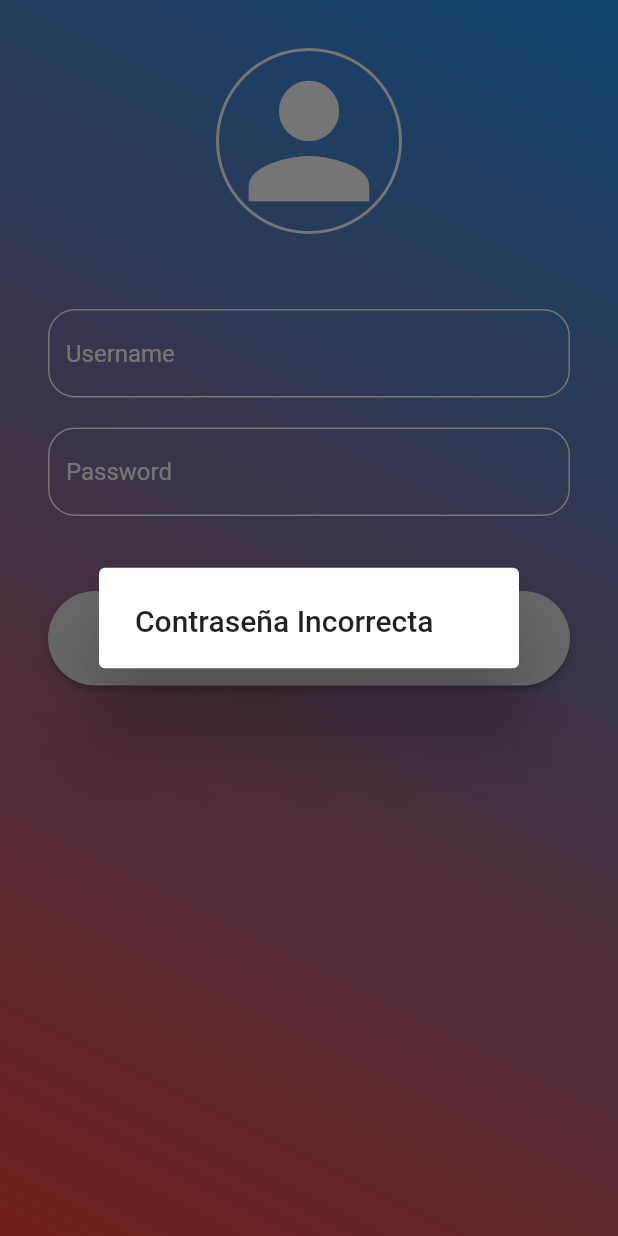
After one commit to camilamlz/AppPersonasRepo, a Flutter app: the LoginPage screen opened directly, after a tap on "Ingresar", on a phone screen of 412 x 824 dp. The commit adds this screen. Run offline on Flutter 3.47's test engine with Material 2 defaults, Android fonts, the phone set to English and light mode, and no system bars; missing offline and left inert: dart:ffi.

Commit message:
crear login

```diff
--- /dev/null
+++ b/lib/login_page.dart
@@ -0,0 +1,130 @@
+import 'package:flutter/material.dart';
+import 'package:app_personas/list.dart';
+
+class LoginPage extends StatefulWidget {
+  @override
+  State<LoginPage> createState() => _LoginPageState();
+}
+
+class _LoginPageState extends State<LoginPage> {
+  TextEditingController usernameController = TextEditingController();
+  TextEditingController passwordController = TextEditingController();
+
+  // String usu = '';
+  // String pass = '';
+
+  @override
+  Widget build(BuildContext context) {
+    return Container(
+      decoration: const BoxDecoration(
+          gradient: LinearGradient(
+        begin: Alignment.topRight,
+        end: Alignment.bottomLeft,
+        colors: [
+          Colors.blue,
+          Colors.red,
+        ],
+      )),
+      child: Scaffold(
+        backgroundColor: Colors.transparent,
+        body: SingleChildScrollView(child: _page()),
+      ),
+    );
+  }
+
+  Widget _page() {
+    return Padding(
+      padding: const EdgeInsets.all(32.0),
+      child: Column(
+        mainAxisAlignment: MainAxisAlignment.center,
+        children: [
+          _icon(),
+          const SizedBox(height: 50),
+          _inputField("Username", usernameController),
+          const SizedBox(height: 20),
+          _inputField("Password", passwordController, isPassword: true),
+          const SizedBox(height: 50),
+          _loginBtn(),
+          const SizedBox(height: 20),
+          // _extraText(),
+        ],
+      ),
+    );
+  }
+
+  Widget _icon() {
+    return Container(
+      decoration: BoxDecoration(
+          border: Border.all(color: Colors.white, width: 2),
+          shape: BoxShape.circle),
+      child: const Icon(Icons.person, color: Colors.white, size: 120),
+    );
+  }
+
+  Widget _inputField(String hintText, TextEditingController controller,
+      {isPassword = false}) {
+    var border = OutlineInputBorder(
+        borderRadius: BorderRadius.circular(18),
+        borderSide: const BorderSide(color: Colors.white));
+
+    return TextField(
+      style: const TextStyle(color: Colors.white),
+      controller: controller,
+      decoration: InputDecoration(
+        hintText: hintText,
+        hintStyle: const TextStyle(color: Colors.white),
+        enabledBorder: border,
+        focusedBorder: border,
+      ),
+      obscureText: isPassword,
+    );
+  }
+
+  Widget _loginBtn() {
+    return ElevatedButton(
+      onPressed: () {
+        // usernameController.text;
+        // passwordController.text;
+        if (usernameController.text == 'admin' &&
+            passwordController.text == '123') {
+          Navigator.push(
+              context,
+              MaterialPageRoute(
+                  builder: (context) => MyHomePage("MyHomePage")));
+        } else {
+          showDialog(
+              context: context,
+              builder: (BuildContext context) {
+                return AlertDialog(
+                  title: Text('Contraseña Incorrecta'),
+                );
+              });
+        }
+      },
+      child: const SizedBox(
+        width: double.infinity,
+        child: Text(
+          "Ingresar",
+          textAlign: TextAlign.center,
+          style: TextStyle(fontSize: 20),
+        ),
+      ),
+      style: ElevatedButton.styleFrom(
+        shape: const StadiumBorder(),
+        primary: Color.fromARGB(255, 228, 226, 226),
+        onPrimary: Colors.blue,
+        padding: const EdgeInsets.symmetric(vertical: 20),
+      ),
+    );
+  }
+
+  // void _mostrarAlerta(BuildContext context){
+  //   showDialog(
+  //     context: context,
+  //     child: AlertDialog(
+  //       title: Text("Contraseña Incorrecta"),
+  //       content: ("hhhh"),
+  //     ),
+  //   ),
+  // }
+}
--- a/lib/main.dart
+++ b/lib/main.dart
@@ -1,3 +1,4 @@
+import 'package:app_personas/login_page.dart';
 import 'package:flutter/material.dart';
 
 import 'list.dart';
```
Also changed, not shown: 1 other file.
